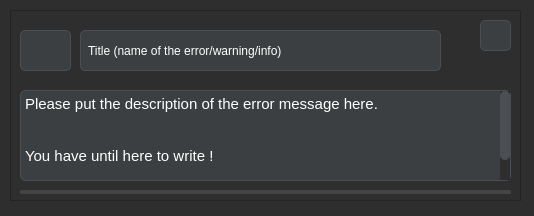
Qt form rover_gui/ui/ui/ToastNotification.ui (robotique-udes/rover) before a commit.
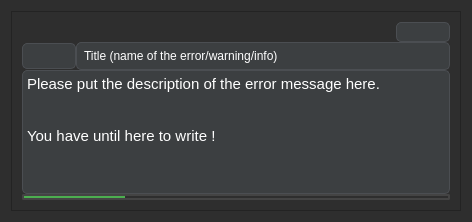
The same form after that commit. Icons and pictures are not drawn.

Diff of the .ui file:
```diff
--- a/rover_gui/ui/ui/ToastNotification.ui
+++ b/rover_gui/ui/ui/ToastNotification.ui
@@ -6,8 +6,8 @@
    <rect>
     <x>0</x>
     <y>0</y>
-    <width>534</width>
-    <height>216</height>
+    <width>468</width>
+    <height>218</height>
    </rect>
   </property>
   <property name="windowTitle">
@@ -138,14 +138,26 @@
 }
 </string>
   </property>
+  <layout class="QGridLayout" name="gridLayout">
+   <item row="0" column="0">
   <widget class="QFrame" name="frame">
-   <property name="geometry">
-    <rect>
-     <x>10</x>
-     <y>10</y>
-     <width>511</width>
-     <height>191</height>
-    </rect>
+     <property name="sizePolicy">
+      <sizepolicy hsizetype="Fixed" vsizetype="Fixed">
+       <horstretch>0</horstretch>
+       <verstretch>150</verstretch>
+      </sizepolicy>
+     </property>
+     <property name="minimumSize">
+      <size>
+       <width>450</width>
+       <height>200</height>
+      </size>
+     </property>
+     <property name="maximumSize">
+      <size>
+       <width>450</width>
+       <height>200</height>
+      </size>
    </property>
    <property name="frameShape">
     <enum>QFrame::StyledPanel</enum>
@@ -153,14 +165,86 @@
    <property name="frameShadow">
     <enum>QFrame::Raised</enum>
    </property>
+     <layout class="QGridLayout" name="gridLayout_2">
+      <property name="leftMargin">
+       <number>0</number>
+      </property>
+      <property name="topMargin">
+       <number>0</number>
+      </property>
+      <property name="rightMargin">
+       <number>0</number>
+      </property>
+      <property name="bottomMargin">
+       <number>0</number>
+      </property>
+      <property name="spacing">
+       <number>0</number>
+      </property>
+      <item row="0" column="0">
+       <layout class="QHBoxLayout" name="horizontalLayout_5">
+        <item>
+         <spacer name="verticalSpacer">
+          <property name="orientation">
+           <enum>Qt::Vertical</enum>
+          </property>
+          <property name="sizeHint" stdset="0">
+           <size>
+            <width>10</width>
+            <height>40</height>
+           </size>
+          </property>
+         </spacer>
+        </item>
+        <item>
+         <layout class="QVBoxLayout" name="verticalLayout_2">
+          <property name="spacing">
+           <number>0</number>
+          </property>
+          <item>
+           <spacer name="horizontalSpacer_2">
+            <property name="orientation">
+             <enum>Qt::Horizontal</enum>
+            </property>
+            <property name="sizeHint" stdset="0">
+             <size>
+              <width>40</width>
+              <height>10</height>
+             </size>
+            </property>
+           </spacer>
+          </item>
+          <item>
+           <layout class="QHBoxLayout" name="horizontalLayout_2">
+            <property name="spacing">
+             <number>0</number>
+            </property>
+            <item>
+             <spacer name="horizontalSpacer">
+              <property name="orientation">
+               <enum>Qt::Horizontal</enum>
+              </property>
+              <property name="sizeHint" stdset="0">
+               <size>
+                <width>40</width>
+                <height>20</height>
+               </size>
+              </property>
+             </spacer>
+            </item>
+            <item>
    <widget class="QPushButton" name="closePushButton">
-    <property name="geometry">
-     <rect>
-      <x>470</x>
-      <y>10</y>
-      <width>31</width>
-      <height>31</height>
-     </rect>
+              <property name="sizePolicy">
+               <sizepolicy hsizetype="Fixed" vsizetype="Fixed">
+                <horstretch>0</horstretch>
+                <verstretch>0</verstretch>
+               </sizepolicy>
+              </property>
+              <property name="maximumSize">
+               <size>
+                <width>16777215</width>
+                <height>20</height>
+               </size>
     </property>
     <property name="text">
      <string/>
@@ -171,8 +255,8 @@
     </property>
     <property name="iconSize">
      <size>
-      <width>20</width>
-      <height>20</height>
+                <width>16</width>
+                <height>16</height>
      </size>
     </property>
     <property name="autoDefault">
@@ -185,36 +269,61 @@
      <bool>true</bool>
     </property>
    </widget>
-   <widget class="QProgressBar" name="progressBar">
-    <property name="geometry">
-     <rect>
-      <x>10</x>
-      <y>180</y>
-      <width>491</width>
-      <height>4</height>
-     </rect>
-    </property>
-    <property name="minimum">
-     <number>0</number>
-    </property>
-    <property name="maximum">
-     <number>100</number>
-    </property>
-    <property name="value">
-     <number>-1</number>
-    </property>
-    <property name="textVisible">
-     <bool>false</bool>
-    </property>
-   </widget>
+            </item>
+           </layout>
+          </item>
+          <item>
+           <layout class="QHBoxLayout" name="horizontalLayout">
+            <item>
+             <widget class="QPushButton" name="iconSlot">
+              <property name="sizePolicy">
+               <sizepolicy hsizetype="Fixed" vsizetype="Fixed">
+                <horstretch>0</horstretch>
+                <verstretch>0</verstretch>
+               </sizepolicy>
+              </property>
+              <property name="text">
+               <string/>
+              </property>
+             </widget>
+            </item>
+            <item>
+             <widget class="QLineEdit" name="titleLineEdit">
+              <property name="sizePolicy">
+               <sizepolicy hsizetype="Expanding" vsizetype="Fixed">
+                <horstretch>0</horstretch>
+                <verstretch>0</verstretch>
+               </sizepolicy>
+              </property>
+              <property name="text">
+               <string>Title (name of the error/warning/info)</string>
+              </property>
+              <property name="readOnly">
+               <bool>true</bool>
+              </property>
+             </widget>
+            </item>
+           </layout>
+          </item>
+          <item>
+           <layout class="QHBoxLayout" name="horizontalLayout_3">
+            <property name="spacing">
+             <number>0</number>
+            </property>
+           </layout>
+          </item>
+          <item>
+           <layout class="QHBoxLayout" name="horizontalLayout_4">
+            <property name="spacing">
+             <number>0</number>
+            </property>
+            <item>
    <widget class="QTextEdit" name="textErrorMessage">
-    <property name="geometry">
-     <rect>
-      <x>10</x>
-      <y>80</y>
-      <width>491</width>
-      <height>91</height>
-     </rect>
+              <property name="sizePolicy">
+               <sizepolicy hsizetype="Preferred" vsizetype="Expanding">
+                <horstretch>0</horstretch>
+                <verstretch>0</verstretch>
+               </sizepolicy>
     </property>
     <property name="readOnly">
      <bool>true</bool>
@@ -230,41 +339,65 @@
 &lt;p style=&quot;-qt-paragraph-type:empty; margin-top:0px; margin-bottom:0px; margin-left:0px; margin-right:0px; -qt-block-indent:0; text-indent:0px;&quot;&gt;&lt;br /&gt;&lt;/p&gt;&lt;/body&gt;&lt;/html&gt;</string>
     </property>
    </widget>
-   <widget class="QPushButton" name="iconSlot">
-    <property name="geometry">
-     <rect>
-      <x>10</x>
-      <y>20</y>
-      <width>51</width>
-      <height>41</height>
-     </rect>
-    </property>
-    <property name="text">
-     <string/>
-    </property>
-   </widget>
-   <widget class="QLineEdit" name="titleLineEdit">
-    <property name="geometry">
-     <rect>
-      <x>70</x>
-      <y>20</y>
-      <width>361</width>
-      <height>41</height>
-     </rect>
-    </property>
-    <property name="text">
-     <string>Title (name of the error/warning/info)</string>
-    </property>
-    <property name="readOnly">
-     <bool>true</bool>
-    </property>
-   </widget>
-   <zorder>closePushButton</zorder>
-   <zorder>progressBar</zorder>
-   <zorder>textErrorMessage</zorder>
-   <zorder>titleLineEdit</zorder>
-   <zorder>iconSlot</zorder>
-  </widget>
+            </item>
+           </layout>
+          </item>
+          <item>
+           <widget class="QProgressBar" name="progressBar">
+            <property name="minimumSize">
+             <size>
+              <width>0</width>
+              <height>6</height>
+             </size>
+            </property>
+            <property name="maximumSize">
+             <size>
+              <width>16777215</width>
+              <height>6</height>
+             </size>
+            </property>
+            <property name="value">
+             <number>24</number>
+            </property>
+            <property name="textVisible">
+             <bool>false</bool>
+            </property>
+           </widget>
+          </item>
+          <item>
+           <spacer name="horizontalSpacer_3">
+            <property name="orientation">
+             <enum>Qt::Horizontal</enum>
+            </property>
+            <property name="sizeHint" stdset="0">
+             <size>
+              <width>40</width>
+              <height>10</height>
+             </size>
+            </property>
+           </spacer>
+          </item>
+         </layout>
+        </item>
+       </layout>
+      </item>
+      <item row="0" column="1">
+       <spacer name="verticalSpacer_2">
+        <property name="orientation">
+         <enum>Qt::Vertical</enum>
+        </property>
+        <property name="sizeHint" stdset="0">
+         <size>
+          <width>10</width>
+          <height>40</height>
+         </size>
+        </property>
+       </spacer>
+      </item>
+     </layout>
+    </widget>
+   </item>
+  </layout>
  </widget>
  <resources/>
  <connections/>
```
Lines whose indentation alone changed are shown as unchanged.
